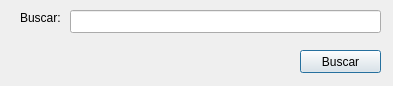
Old version of the form src/share/ui/vtnbuscar.ui in the repository sadalsuud/procesadorDeTexto.
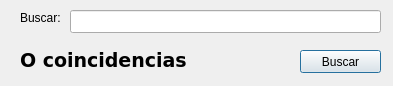
New version of the form.

Commit message: las coincidencias en el texto del archivo, ya se pintan de rojo y dice el número de cuántas, validado para cuando es una sola letra la que se busca

Diff of the .ui file:
```diff
--- a/src/share/ui/vtnbuscar.ui
+++ b/src/share/ui/vtnbuscar.ui
@@ -52,6 +52,27 @@
     <string>Buscar</string>
    </property>
   </widget>
+  <widget class="QLabel" name="qLbRta">
+   <property name="geometry">
+    <rect>
+     <x>20</x>
+     <y>50</y>
+     <width>201</width>
+     <height>21</height>
+    </rect>
+   </property>
+   <property name="font">
+    <font>
+     <family>Verdana</family>
+     <pointsize>14</pointsize>
+     <weight>75</weight>
+     <bold>true</bold>
+    </font>
+   </property>
+   <property name="text">
+    <string>O coincidencias</string>
+   </property>
+  </widget>
  </widget>
  <resources/>
  <connections/>
```
The commit also changes 3 other files.
